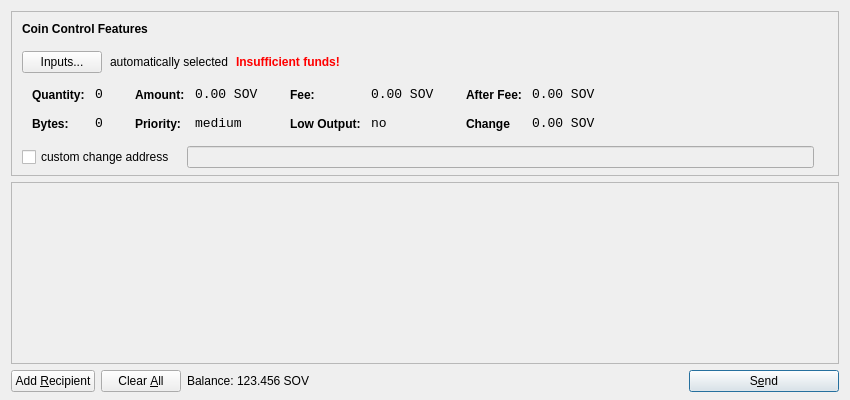
The window that src/qt/forms/sendcoinsdialog.ui (raskul/SOV) describes before a commit, drawn with Qt 5.
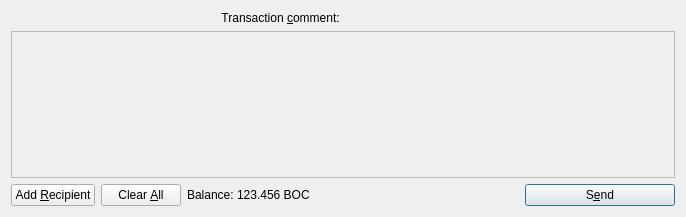
The same window after the commit. Icons and pictures are not drawn. Custom widgets are drawn as their Qt base class.

Patch:
```diff
--- a/src/qt/forms/sendcoinsdialog.ui
+++ b/src/qt/forms/sendcoinsdialog.ui
@@ -6,614 +6,43 @@
    <rect>
     <x>0</x>
     <y>0</y>
-    <width>850</width>
-    <height>400</height>
+    <width>686</width>
+    <height>217</height>
    </rect>
   </property>
   <property name="windowTitle">
    <string>Send Coins</string>
   </property>
-  <layout class="QVBoxLayout" name="verticalLayout" stretch="0,1,0">
-   <property name="bottomMargin">
-    <number>8</number>
-   </property>
+  <layout class="QVBoxLayout" name="verticalLayout">
    <item>
-    <widget class="QFrame" name="frameCoinControl">
-     <property name="sizePolicy">
-      <sizepolicy hsizetype="Expanding" vsizetype="Expanding">
-       <horstretch>0</horstretch>
-       <verstretch>0</verstretch>
-      </sizepolicy>
+    <layout class="QHBoxLayout" name="horizontalLayoutTxComment">
+     <property name="spacing">
+      <number>0</number>
      </property>
-     <property name="maximumSize">
-      <size>
-       <width>16777215</width>
-       <height>16777215</height>
-      </size>
-     </property>
-     <property name="frameShape">
-      <enum>QFrame::StyledPanel</enum>
-     </property>
-     <property name="frameShadow">
-      <enum>QFrame::Sunken</enum>
-     </property>
-     <layout class="QVBoxLayout" name="verticalLayoutCoinControl2">
-      <property name="spacing">
-       <number>-1</number>
-      </property>
-      <property name="leftMargin">
-       <number>0</number>
-      </property>
-      <property name="topMargin">
-       <number>0</number>
-      </property>
-      <property name="rightMargin">
-       <number>0</number>
-      </property>
-      <property name="bottomMargin">
-       <number>6</number>
-      </property>
-      <item>
-       <layout class="QVBoxLayout" name="verticalLayoutCoinControl" stretch="0,0,0,0,1">
-        <property name="spacing">
-         <number>0</number>
-        </property>
-        <property name="leftMargin">
-         <number>10</number>
-        </property>
-        <property name="topMargin">
-         <number>10</number>
-        </property>
-        <item>
-         <layout class="QHBoxLayout" name="horizontalLayoutCoinControl1">
-          <property name="bottomMargin">
-           <number>15</number>
-          </property>
-          <item>
-           <widget class="QLabel" name="labelCoinControlFeatures">
-            <property name="sizePolicy">
-             <sizepolicy hsizetype="Preferred" vsizetype="Maximum">
-              <horstretch>0</horstretch>
-              <verstretch>0</verstretch>
-             </sizepolicy>
-            </property>
-            <property name="font">
-             <font>
-              <weight>75</weight>
-              <bold>true</bold>
-             </font>
-            </property>
-            <property name="styleSheet">
-             <string notr="true">font-weight:bold;</string>
-            </property>
-            <property name="text">
-             <string>Coin Control Features</string>
-            </property>
-           </widget>
-          </item>
-         </layout>
-        </item>
-        <item>
-         <layout class="QHBoxLayout" name="horizontalLayoutCoinControl2" stretch="0,0,0,0">
-          <property name="spacing">
-           <number>8</number>
-          </property>
-          <property name="bottomMargin">
-           <number>10</number>
-          </property>
-          <item>
-           <widget class="QPushButton" name="pushButtonCoinControl">
-            <property name="styleSheet">
-             <string notr="true"/>
-            </property>
-            <property name="text">
-             <string>Inputs...</string>
-            </property>
-           </widget>
-          </item>
-          <item>
-           <widget class="QLabel" name="labelCoinControlAutomaticallySelected">
-            <property name="text">
-             <string>automatically selected</string>
-            </property>
-            <property name="margin">
-             <number>5</number>
-            </property>
-           </widget>
-          </item>
-          <item>
-           <widget class="QLabel" name="labelCoinControlInsuffFunds">
-            <property name="font">
-             <font>
-              <weight>75</weight>
-              <bold>true</bold>
-             </font>
-            </property>
-            <property name="styleSheet">
-             <string notr="true">color:red;font-weight:bold;</string>
-            </property>
-            <property name="text">
-             <string>Insufficient funds!</string>
-            </property>
-            <property name="margin">
-             <number>5</number>
-            </property>
-           </widget>
-          </item>
-          <item>
-           <spacer name="horizontalSpacerCoinControl">
-            <property name="orientation">
-             <enum>Qt::Horizontal</enum>
-            </property>
-            <property name="sizeHint" stdset="0">
-             <size>
-              <width>40</width>
-              <height>1</height>
-             </size>
-            </property>
-           </spacer>
-          </item>
-         </layout>
-        </item>
-        <item>
-         <widget class="QWidget" name="widgetCoinControl" native="true">
-          <property name="sizePolicy">
-           <sizepolicy hsizetype="Preferred" vsizetype="Preferred">
-            <horstretch>0</horstretch>
-            <verstretch>0</verstretch>
-           </sizepolicy>
-          </property>
-          <property name="minimumSize">
-           <size>
-            <width>0</width>
-            <height>0</height>
-           </size>
-          </property>
-          <property name="styleSheet">
-           <string notr="true"/>
-          </property>
-          <layout class="QHBoxLayout" name="horizontalLayoutCoinControl5">
-           <property name="margin">
-            <number>0</number>
-           </property>
-           <item>
-            <layout class="QHBoxLayout" name="horizontalLayoutCoinControl3" stretch="0,0,0,1">
-             <property name="spacing">
-              <number>20</number>
-             </property>
-             <property name="topMargin">
-              <number>0</number>
-             </property>
-             <property name="bottomMargin">
-              <number>10</number>
-             </property>
-             <item>
-              <layout class="QFormLayout" name="formLayoutCoinControl1">
-               <property name="horizontalSpacing">
-                <number>10</number>
-               </property>
-               <property name="verticalSpacing">
-                <number>14</number>
-               </property>
-               <property name="leftMargin">
-                <number>10</number>
-               </property>
-               <property name="topMargin">
-                <number>4</number>
-               </property>
-               <property name="rightMargin">
-                <number>6</number>
-               </property>
-               <item row="0" column="0">
-                <widget class="QLabel" name="labelCoinControlQuantityText">
-                 <property name="styleSheet">
-                  <string notr="true">font-weight:bold;</string>
-                 </property>
-                 <property name="text">
-                  <string>Quantity:</string>
-                 </property>
-                 <property name="margin">
-                  <number>0</number>
-                 </property>
-                </widget>
-               </item>
-               <item row="0" column="1">
-                <widget class="QLabel" name="labelCoinControlQuantity">
-                 <property name="font">
-                  <font>
-                   <family>Monospace</family>
-                   <pointsize>10</pointsize>
-                  </font>
-                 </property>
-                 <property name="cursor">
-                  <cursorShape>IBeamCursor</cursorShape>
-                 </property>
-                 <property name="contextMenuPolicy">
-                  <enum>Qt::ActionsContextMenu</enum>
-                 </property>
-                 <property name="text">
-                  <string>0</string>
-                 </property>
-                 <property name="margin">
-                  <number>0</number>
-                 </property>
-                 <property name="textInteractionFlags">
-                  <set>Qt::LinksAccessibleByMouse|Qt::TextSelectableByKeyboard|Qt::TextSelectableByMouse</set>
-                 </property>
-                </widget>
-               </item>
-               <item row="1" column="0">
-                <widget class="QLabel" name="labelCoinControlBytesText">
-                 <property name="styleSheet">
-                  <string notr="true">font-weight:bold;</string>
-                 </property>
-                 <property name="text">
-                  <string>Bytes:</string>
-                 </property>
-                </widget>
-               </item>
-               <item row="1" column="1">
-                <widget class="QLabel" name="labelCoinControlBytes">
-                 <property name="font">
-                  <font>
-                   <family>Monospace</family>
-                   <pointsize>10</pointsize>
-                  </font>
-                 </property>
-                 <property name="cursor">
-                  <cursorShape>IBeamCursor</cursorShape>
-                 </property>
-                 <property name="contextMenuPolicy">
-                  <enum>Qt::ActionsContextMenu</enum>
-                 </property>
-                 <property name="text">
-                  <string>0</string>
-                 </property>
-                 <property name="textInteractionFlags">
-                  <set>Qt::LinksAccessibleByMouse|Qt::TextSelectableByKeyboard|Qt::TextSelectableByMouse</set>
-                 </property>
-                </widget>
-               </item>
-              </layout>
-             </item>
-             <item>
-              <layout class="QFormLayout" name="formLayoutCoinControl2">
-               <property name="horizontalSpacing">
-                <number>10</number>
-               </property>
-               <property name="verticalSpacing">
-                <number>14</number>
-               </property>
-               <property name="leftMargin">
-                <number>6</number>
-               </property>
-               <property name="topMargin">
-                <number>4</number>
-               </property>
-               <property name="rightMargin">
-                <number>6</number>
-               </property>
-               <item row="0" column="0">
-                <widget class="QLabel" name="labelCoinControlAmountText">
-                 <property name="styleSheet">
-                  <string notr="true">font-weight:bold;</string>
-                 </property>
-                 <property name="text">
-                  <string>Amount:</string>
-                 </property>
-                 <property name="margin">
-                  <number>0</number>
-                 </property>
-                </widget>
-               </item>
-               <item row="0" column="1">
-                <widget class="QLabel" name="labelCoinControlAmount">
-                 <property name="font">
-                  <font>
-                   <family>Monospace</family>
-                   <pointsize>10</pointsize>
-                  </font>
-                 </property>
-                 <property name="cursor">
-                  <cursorShape>IBeamCursor</cursorShape>
-                 </property>
-                 <property name="contextMenuPolicy">
-                  <enum>Qt::ActionsContextMenu</enum>
-                 </property>
-                 <property name="text">
-                  <string>0.00 SOV</string>
-                 </property>
-                 <property name="textInteractionFlags">
-                  <set>Qt::LinksAccessibleByMouse|Qt::TextSelectableByKeyboard|Qt::TextSelectableByMouse</set>
-                 </property>
-                </widget>
-               </item>
-               <item row="1" column="0">
-                <widget class="QLabel" name="labelCoinControlPriorityText">
-                 <property name="styleSheet">
-                  <string notr="true">font-weight:bold;</string>
-                 </property>
-                 <property name="text">
-                  <string>Priority:</string>
-                 </property>
-                </widget>
-               </item>
-               <item row="1" column="1">
-                <widget class="QLabel" name="labelCoinControlPriority">
-                 <property name="font">
-                  <font>
-                   <family>Monospace</family>
-                   <pointsize>10</pointsize>
-                  </font>
-                 </property>
-                 <property name="cursor">
-                  <cursorShape>IBeamCursor</cursorShape>
-                 </property>
-                 <property name="contextMenuPolicy">
-                  <enum>Qt::ActionsContextMenu</enum>
-                 </property>
-                 <property name="text">
-                  <string>medium</string>
-                 </property>
-                 <property name="textInteractionFlags">
-                  <set>Qt::LinksAccessibleByMouse|Qt::TextSelectableByKeyboard|Qt::TextSelectableByMouse</set>
-                 </property>
-                </widget>
-               </item>
-              </layout>
-             </item>
-             <item>
-              <layout class="QFormLayout" name="formLayoutCoinControl3">
-               <property name="horizontalSpacing">
-                <number>10</number>
-               </property>
-               <property name="verticalSpacing">
-                <number>14</number>
-               </property>
-               <property name="leftMargin">
-                <number>6</number>
-               </property>
-               <property name="topMargin">
-                <number>4</number>
-               </property>
-               <property name="rightMargin">
-                <number>6</number>
-               </property>
-               <item row="0" column="0">
-                <widget class="QLabel" name="labelCoinControlFeeText">
-                 <property name="styleSheet">
-                  <string notr="true">font-weight:bold;</string>
-                 </property>
-                 <property name="text">
-                  <string>Fee:</string>
-                 </property>
-                 <property name="margin">
-                  <number>0</number>
-                 </property>
-                </widget>
-               </item>
-               <item row="0" column="1">
-                <widget class="QLabel" name="labelCoinControlFee">
-                 <property name="font">
-                  <font>
-                   <family>Monospace</family>
-                   <pointsize>10</pointsize>
-                  </font>
-                 </property>
-                 <property name="cursor">
-                  <cursorShape>IBeamCursor</cursorShape>
-                 </property>
-                 <property name="contextMenuPolicy">
-                  <enum>Qt::ActionsContextMenu</enum>
-                 </property>
-                 <property name="text">
-                  <string>0.00 SOV</string>
-                 </property>
-                 <property name="textInteractionFlags">
-                  <set>Qt::LinksAccessibleByMouse|Qt::TextSelectableByKeyboard|Qt::TextSelectableByMouse</set>
-                 </property>
-                </widget>
-               </item>
-               <item row="1" column="0">
-                <widget class="QLabel" name="labelCoinControlLowOutputText">
-                 <property name="styleSheet">
-                  <string notr="true">font-weight:bold;</string>
-                 </property>
-                 <property name="text">
-                  <string>Low Output:</string>
-                 </property>
-                </widget>
-               </item>
-               <item row="1" column="1">
-                <widget class="QLabel" name="labelCoinControlLowOutput">
-                 <property name="font">
-                  <font>
-                   <family>Monospace</family>
-                   <pointsize>10</pointsize>
-                  </font>
-                 </property>
-                 <property name="cursor">
-                  <cursorShape>IBeamCursor</cursorShape>
-                 </property>
-                 <property name="contextMenuPolicy">
-                  <enum>Qt::ActionsContextMenu</enum>
-                 </property>
-                 <property name="text">
-                  <string>no</string>
-                 </property>
-                 <property name="textInteractionFlags">
-                  <set>Qt::LinksAccessibleByMouse|Qt::TextSelectableByKeyboard|Qt::TextSelectableByMouse</set>
-                 </property>
-                </widget>
-               </item>
-              </layout>
-             </item>
-             <item>
-              <layout class="QFormLayout" name="formLayoutCoinControl4">
-               <property name="horizontalSpacing">
-                <number>10</number>
-               </property>
-               <property name="verticalSpacing">
-                <number>14</number>
-               </property>
-               <property name="leftMargin">
-                <number>6</number>
-               </property>
-               <property name="topMargin">
-                <number>4</number>
-               </property>
-               <property name="rightMargin">
-                <number>6</number>
-               </property>
-               <item row="0" column="0">
-                <widget class="QLabel" name="labelCoinControlAfterFeeText">
-                 <property name="styleSheet">
-                  <string notr="true">font-weight:bold;</string>
-                 </property>
-                 <property name="text">
-                  <string>After Fee:</string>
-                 </property>
-                 <property name="margin">
-                  <number>0</number>
-                 </property>
-                </widget>
-               </item>
-               <item row="0" column="1">
-                <widget class="QLabel" name="labelCoinControlAfterFee">
-                 <property name="font">
-                  <font>
-                   <family>Monospace</family>
-                   <pointsize>10</pointsize>
-                  </font>
-                 </property>
-                 <property name="cursor">
-                  <cursorShape>IBeamCursor</cursorShape>
-                 </property>
-                 <property name="contextMenuPolicy">
-                  <enum>Qt::ActionsContextMenu</enum>
-                 </property>
-                 <property name="text">
-                  <string>0.00 SOV</string>
-                 </property>
-                 <property name="textInteractionFlags">
-                  <set>Qt::LinksAccessibleByMouse|Qt::TextSelectableByKeyboard|Qt::TextSelectableByMouse</set>
-                 </property>
-                </widget>
-               </item>
-               <item row="1" column="0">
-                <widget class="QLabel" name="labelCoinControlChangeText">
-                 <property name="styleSheet">
-                  <string notr="true">font-weight:bold;</string>
-                 </property>
-                 <property name="text">
-                  <string>Change</string>
-                 </property>
-                </widget>
-               </item>
-               <item row="1" column="1">
-                <widget class="QLabel" name="labelCoinControlChange">
-                 <property name="font">
-                  <font>
-                   <family>Monospace</family>
-                   <pointsize>10</pointsize>
-                  </font>
-                 </property>
-                 <property name="cursor">
-                  <cursorShape>IBeamCursor</cursorShape>
-                 </property>
-                 <property name="contextMenuPolicy">
-                  <enum>Qt::ActionsContextMenu</enum>
-                 </property>
-                 <property name="text">
-                  <string>0.00 SOV</string>
-                 </property>
-                 <property name="textInteractionFlags">
-                  <set>Qt::LinksAccessibleByMouse|Qt::TextSelectableByKeyboard|Qt::TextSelectableByMouse</set>
-                 </property>
-                </widget>
-               </item>
-              </layout>
-             </item>
-            </layout>
-           </item>
-          </layout>
-         </widget>
-        </item>
-        <item>
-         <layout class="QHBoxLayout" name="horizontalLayoutCoinControl4" stretch="0,0,0">
-          <property name="spacing">
-           <number>12</number>
-          </property>
-          <property name="sizeConstraint">
-           <enum>QLayout::SetDefaultConstraint</enum>
-          </property>
-          <property name="topMargin">
-           <number>5</number>
-          </property>
-          <property name="rightMargin">
-           <number>5</number>
-          </property>
-          <item>
-           <widget class="QCheckBox" name="checkBoxCoinControlChange">
-            <property name="text">
-             <string>custom change address</string>
-            </property>
-           </widget>
-          </item>
-          <item>
-           <widget class="QLineEdit" name="lineEditCoinControlChange">
-            <property name="enabled">
-             <bool>false</bool>
-            </property>
-            <property name="sizePolicy">
-             <sizepolicy hsizetype="Expanding" vsizetype="Fixed">
-              <horstretch>0</horstretch>
-              <verstretch>0</verstretch>
-             </sizepolicy>
-            </property>
-           </widget>
-          </item>
-          <item>
-           <widget class="QLabel" name="labelCoinControlChangeLabel">
-            <property name="sizePolicy">
-             <sizepolicy hsizetype="Preferred" vsizetype="Expanding">
-              <horstretch>0</horstretch>
-              <verstretch>0</verstretch>
-             </sizepolicy>
-            </property>
-            <property name="minimumSize">
-             <size>
-              <width>0</width>
-              <height>0</height>
-             </size>
-            </property>
-            <property name="text">
-             <string/>
-            </property>
-            <property name="margin">
-             <number>3</number>
-            </property>
-           </widget>
-          </item>
-         </layout>
-        </item>
-        <item>
-         <spacer name="verticalSpacerCoinControl">
-          <property name="orientation">
-           <enum>Qt::Vertical</enum>
-          </property>
-          <property name="sizeHint" stdset="0">
-           <size>
-            <width>800</width>
-            <height>1</height>
-           </size>
-          </property>
-         </spacer>
-        </item>
-       </layout>
-      </item>
-     </layout>
-    </widget>
+     <item>
+      <widget class="QLabel" name="labelTxComment">
+       <property name="text">
+        <string>Transaction &amp;comment: </string>
+       </property>
+       <property name="alignment">
+        <set>Qt::AlignLeading|Qt::AlignLeft|Qt::AlignRight|Qt::AlignTrailing|Qt::AlignVCenter</set>
+       </property>
+       <property name="buddy">
+        <cstring>editTxComment</cstring>
+       </property>
+      </widget>
+     </item>
+     <item>
+      <widget class="QValidatedLineEdit" name="editTxComment" native="true">
+       <property name="enabled">
+        <bool>true</bool>
+       </property>
+       <property name="toolTip">
+        <string>Enter a transaction comment  (MAX 256 Characters) (Note: this information is public)</string>
+       </property>
+      </widget>
+     </item>
+    </layout>
    </item>
    <item>
     <widget class="QScrollArea" name="scrollArea">
@@ -625,8 +54,8 @@
        <rect>
         <x>0</x>
         <y>0</y>
-        <width>830</width>
-        <height>165</height>
+        <width>666</width>
+        <height>145</height>
        </rect>
       </property>
       <layout class="QVBoxLayout" name="verticalLayout_2">
@@ -709,12 +138,6 @@
        </property>
        <item>
         <widget class="QLabel" name="label">
-         <property name="sizePolicy">
-          <sizepolicy hsizetype="Preferred" vsizetype="Fixed">
-           <horstretch>0</horstretch>
-           <verstretch>0</verstretch>
-          </sizepolicy>
-         </property>
          <property name="text">
           <string>Balance:</string>
          </property>
@@ -722,17 +145,11 @@
        </item>
        <item>
         <widget class="QLabel" name="labelBalance">
-         <property name="sizePolicy">
-          <sizepolicy hsizetype="Preferred" vsizetype="Fixed">
-           <horstretch>0</horstretch>
-           <verstretch>0</verstretch>
-          </sizepolicy>
-         </property>
          <property name="cursor">
           <cursorShape>IBeamCursor</cursorShape>
          </property>
          <property name="text">
-          <string>123.456 SOV</string>
+          <string>123.456 BOC</string>
          </property>
          <property name="textInteractionFlags">
           <set>Qt::LinksAccessibleByMouse|Qt::TextSelectableByKeyboard|Qt::TextSelectableByMouse</set>
@@ -781,6 +198,13 @@
    </item>
   </layout>
  </widget>
+ <customwidgets>
+  <customwidget>
+   <class>QValidatedLineEdit</class>
+   <extends>QWidget</extends>
+   <header>qvalidatedlineedit.h</header>
+  </customwidget>
+ </customwidgets>
  <resources>
   <include location="../bitcoin.qrc"/>
  </resources>
```
Left out of the diff: 19 changed lines with no effect on the pictures.
